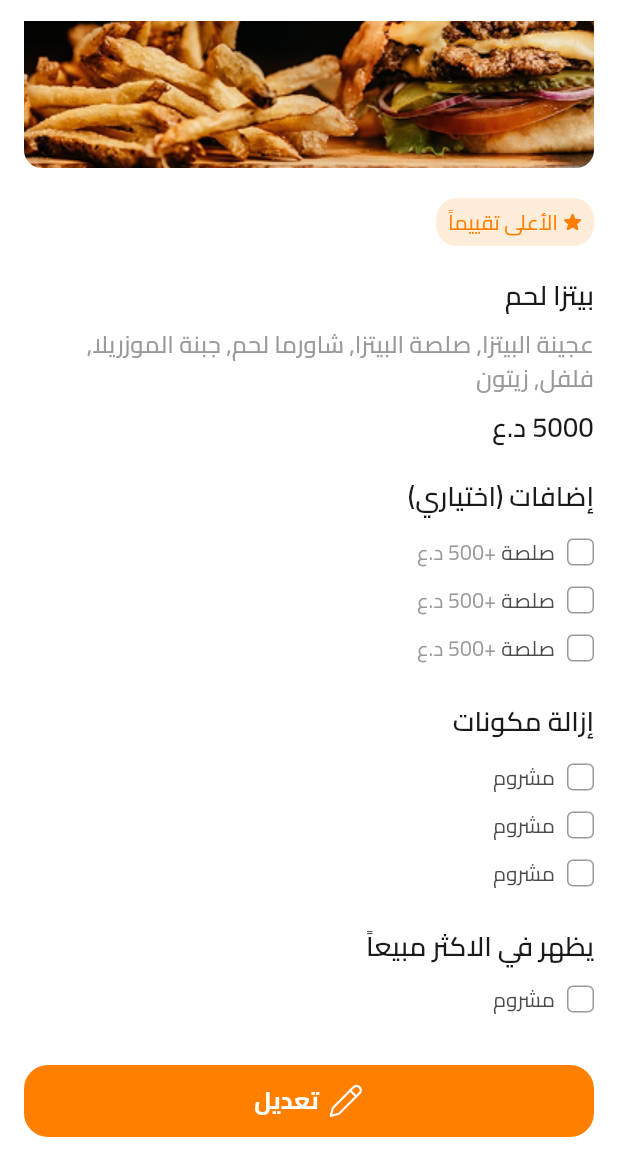
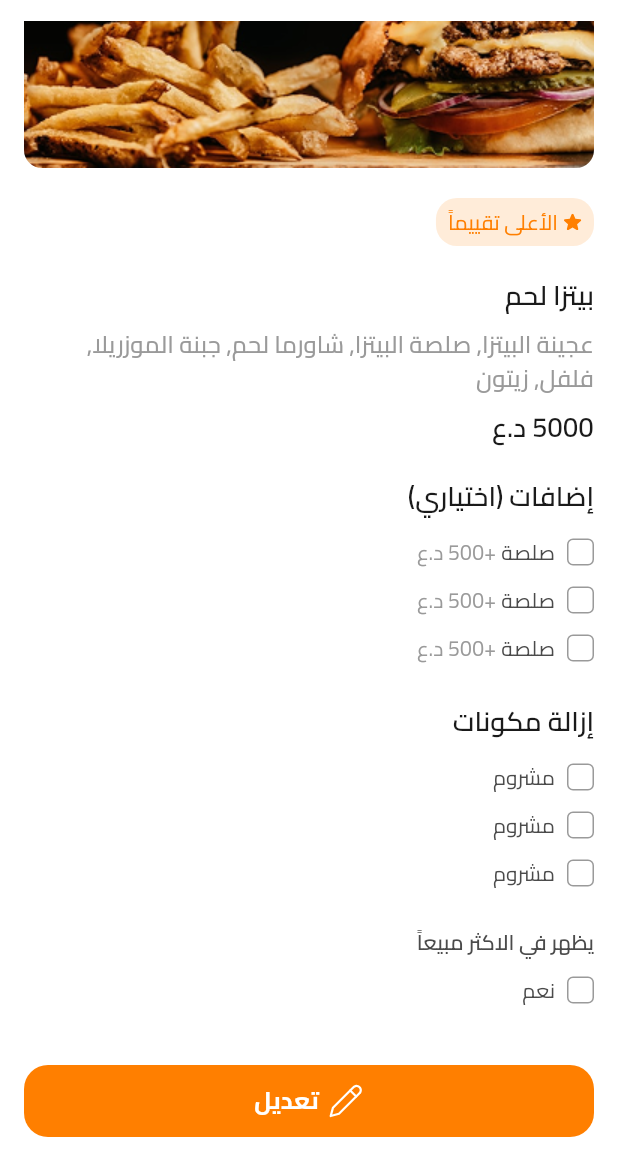
Before and after one commit to AhmedNasser24/Bastogah_app, a Flutter app: the MerchantProductDetailsView screen opened by its route, scrolled down 92 dp, on a phone screen of 412 x 824 dp, the part 69-1236 px from its top. Run offline on Flutter 3.47's test engine with Material 3 defaults, Android fonts, the phone set to English and light mode, and no system bars; our stand-ins replace dartz, dio, easy_localization, equatable, flutter_bloc, flutter_svg and 5 more; accounts and stored records are empty; statements that could not run were skipped.

```diff
--- a/lib/core/routing/app_route.dart
+++ b/lib/core/routing/app_route.dart
@@ -15,7 +15,7 @@ final GlobalKey<NavigatorState> _shellNavigatorKey = GlobalKey<NavigatorState>(
 
 GoRouter appRouter = GoRouter(
   navigatorKey: _rootNavigatorKey,
-  initialLocation: RouteName.merchantProductDetails,
+  initialLocation: RouteName.merchantAddOrEditProduct,
   routes: [
     GoRoute(
       path: RouteName.splash,
--- a/lib/core/routing/route_name.dart
+++ b/lib/core/routing/route_name.dart
@@ -10,6 +10,7 @@ class RouteName {
   static const String merchantProducts = '/merchant/products';
   static const String merchantProductDetails =
       '/merchant/products/product-details';
+  static const String merchantAddOrEditProduct = '/merchant/products/add-edit';
   static const String merchantReports = '/merchant/reports';
   static const String merchantProfile = '/merchant/profile';
   static const String merchantAddNewOrder = '/merchant/home/add-new-order';
--- a/lib/core/widgets/custom_text_form_field.dart
+++ b/lib/core/widgets/custom_text_form_field.dart
@@ -91,7 +91,7 @@ class CustomTextFormField extends StatelessWidget {
             fillColor: fillColor,
             filled: filled,
             hintText: hintText,
-            hintStyle: hintStyle ?? AppFontStyle.regular16grey(context),
+            hintStyle: hintStyle ?? AppFontStyle.regular14grey(context),
             enabledBorder: enableOutlineInputBorder(),
             focusedBorder: focusOutlineInputBorder(),
             border: enableOutlineInputBorder(),
--- a/lib/features/merchant_feature/home/presentation/widgets/merchant_add_new_order_widgets/governorate_field.dart
+++ b/lib/features/merchant_feature/home/presentation/widgets/merchant_add_new_order_widgets/governorate_field.dart
@@ -50,9 +50,9 @@ class _GovernorateFieldState extends State<GovernorateField> {
           });
           dev.log('showGovernorateDialog: $showGovernorateDialog');
         },
-        readOnly: true,
         title: 'merchant.governorate'.tr(),
         hintText: 'merchant.select_governorate'.tr(),
+        readOnly: true,
         suffixIcon: Transform.rotate(
           angle: pi / 2,
           child: const Icon(
--- a/lib/features/merchant_feature/products/presentation/views/merchant_product_details_view.dart
+++ b/lib/features/merchant_feature/products/presentation/views/merchant_product_details_view.dart
@@ -1,8 +1,10 @@
+import 'package:bastogah_app/core/routing/route_name.dart';
 import 'package:bastogah_app/core/widgets/custom_button.dart';
 import 'package:easy_localization/easy_localization.dart' hide TextDirection;
 import 'package:flutter/material.dart';
 import 'package:flutter_svg/flutter_svg.dart';
 import 'package:gap/gap.dart';
+import 'package:go_router/go_router.dart';
 
 import '../../../../../core/theme/app_colors.dart';
 import '../../../../../core/theme/app_font_style.dart';
@@ -10,6 +12,7 @@ import '../../../../../core/theme/app_icons.dart';
 import '../widgets/custom_check_box.dart';
 import '../widgets/merchant_product_details_app_bar.dart';
 import '../widgets/merchant_product_image.dart';
+import '../widgets/best_sellers_display.dart';
 
 class MerchantProductDetailsView extends StatelessWidget {
   const MerchantProductDetailsView({super.key});
@@ -34,7 +37,7 @@ class MerchantProductDetailsView extends StatelessWidget {
                       ProductDetailsSection(),
                       MoreOptionsSection(),
                       RemovedGradientSection(),
-                      MostPopularSection(),
+                      BestSellersDisplay(),
                       Gap(20),
                     ],
                   ),
@@ -46,6 +49,7 @@ class MerchantProductDetailsView extends StatelessWidget {
               child: CustomButton(
                 title: "merchant.edit".tr(),
                 prefixIcon: AppIcons.iconsEditIcon,
+                onTap: () => context.push(RouteName.merchantAddOrEditProduct),
               ),
             ),
             const Gap(20),
@@ -180,28 +184,3 @@ class RemovedGradientSection extends StatelessWidget {
     );
   }
 }
-
-class MostPopularSection extends StatelessWidget {
-  const MostPopularSection({super.key});
-
-  @override
-  Widget build(BuildContext context) {
-    return Column(
-      crossAxisAlignment: CrossAxisAlignment.start,
-      spacing: 12,
-      children: [
-        Text(
-          "merchant.most_popular".tr(),
-          style: AppFontStyle.semibold18black1A(context),
-        ),
-        Row(
-          children: [
-            const CustomCheckBox(),
-            const Gap(8),
-            Text("مشروم", style: AppFontStyle.regular14black4B(context)),
-          ],
-        ),
-      ],
-    );
-  }
-}
--- /dev/null
+++ b/lib/features/merchant_feature/products/presentation/widgets/best_sellers_display.dart
@@ -0,0 +1,31 @@
+import 'package:easy_localization/easy_localization.dart';
+import 'package:flutter/material.dart';
+import 'package:gap/gap.dart';
+
+import '../../../../../core/theme/app_font_style.dart';
+import 'custom_check_box.dart';
+
+class BestSellersDisplay extends StatelessWidget {
+  const BestSellersDisplay({super.key});
+
+  @override
+  Widget build(BuildContext context) {
+    return Column(
+      crossAxisAlignment: CrossAxisAlignment.start,
+      spacing: 12,
+      children: [
+        Text(
+          "merchant.most_popular".tr(),
+          style: AppFontStyle.semibold14black4B(context),
+        ),
+        Row(
+          children: [
+            const CustomCheckBox(),
+            const Gap(8),
+            Text("yes".tr(), style: AppFontStyle.regular14black4B(context)),
+          ],
+        ),
+      ],
+    );
+  }
+}
```
Also changed, not shown: assets/translations/ar.json (+18 -2 lines), lib/core/routing/routes/merchant_routes.dart (+9 -0 lines), lib/features/merchant_feature/products/presentation/views/merchant_add_or_edit_product_view.dart (added, +107 -0 lines), lib/features/merchant_feature/products/presentation/widgets/add_product_button.dart (added, +17 -0 lines), lib/features/merchant_feature/products/presentation/widgets/merchant_add_edit_product_app_bar.dart (added, +35 -0 lines), lib/features/merchant_feature/products/presentation/widgets/save_product_button.dart (added, +17 -0 lines).
